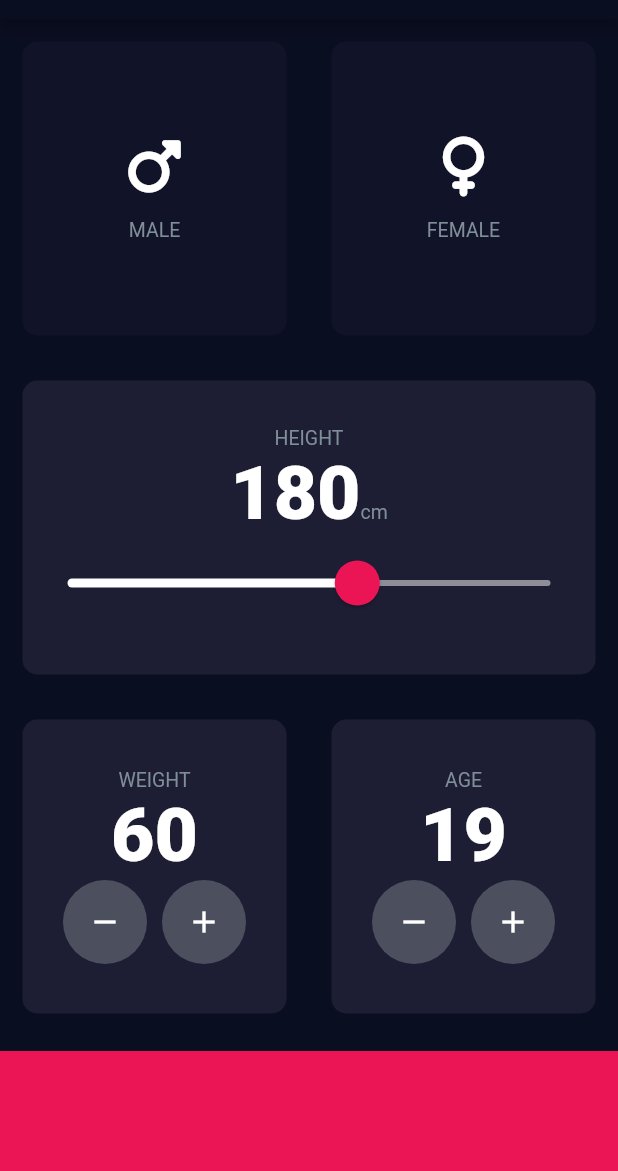
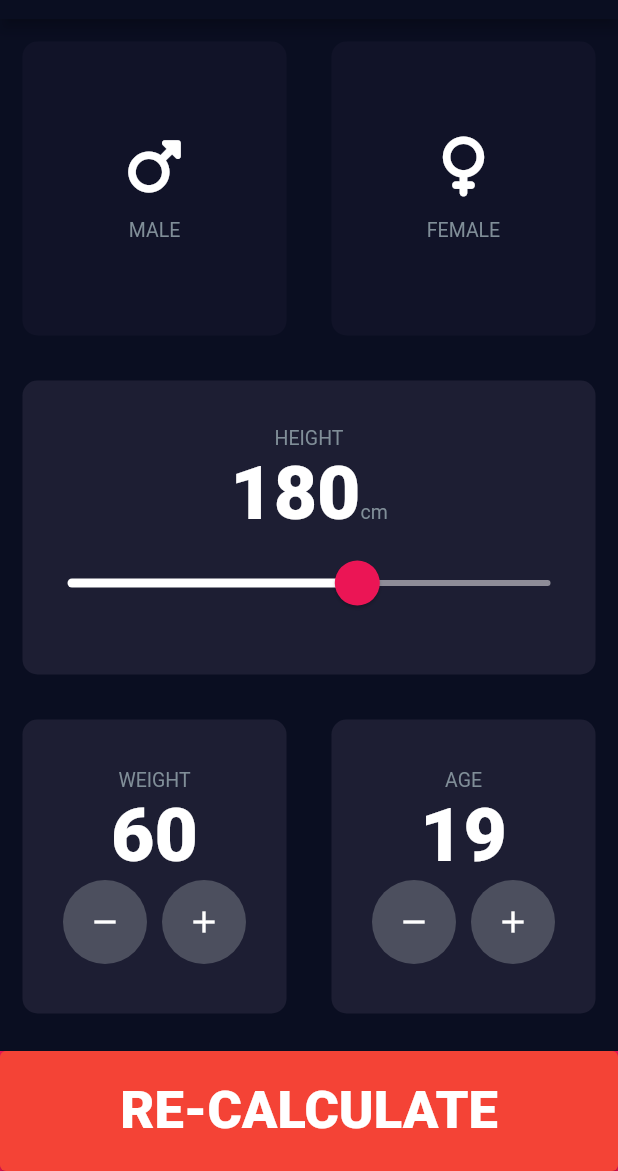
Before and after one commit to Archanciel/Flutter_Angela_course, a Flutter app: the screen it shows after launch, after a tap on the "remove" icon, after a tap on the "add" icon, after a tap on "RESULT", on a phone screen of 412 x 824 dp, the part 65-1236 px from its top. Run offline on Flutter 3.47's test engine with Material 2 defaults, Android fonts, the phone set to English and light mode, and no system bars; our stand-ins replace font_awesome_flutter, rflutter_alert.

Commit message:
now challenge should be ok

```diff
--- a/bmi_calculator_flutter/lib/screens/input_page.dart
+++ b/bmi_calculator_flutter/lib/screens/input_page.dart
@@ -161,7 +161,7 @@ class _InputPageState extends State<InputPage> {
               ),
               child: const Text(
                 'RESULT',
-                style: kNumberTextStyle,
+                style: kButtonTextStyle,
               ),
               onPressed: () {
                 Navigator.pushNamed(context, '/screenResult');
--- a/bmi_calculator_flutter/lib/screens/screen_result.dart
+++ b/bmi_calculator_flutter/lib/screens/screen_result.dart
@@ -155,6 +155,18 @@ class _ScreenResultState extends State<ScreenResult> {
             margin: EdgeInsets.only(top: 10),
             width: double.infinity,
             height: kBottomContainerHeight,
+            child: ElevatedButton(
+              style: ButtonStyle(
+                backgroundColor: MaterialStateProperty.all(Colors.red),
+              ),
+              child: const Text(
+                'RE-CALCULATE',
+                style: kButtonTextStyle,
+              ),
+              onPressed: () {
+                Navigator.pop(context);
+              },
+            ),
           )
         ],
       ),
--- a/bmi_calculator_flutter/lib/widgets/constants.dart
+++ b/bmi_calculator_flutter/lib/widgets/constants.dart
@@ -22,3 +22,8 @@ const kNumberTextStyle = TextStyle(
   fontSize: 50,
   fontWeight: FontWeight.w900,
 );
+const kButtonTextStyle = TextStyle(
+  color: Colors.white,
+  fontSize: 35,
+  fontWeight: FontWeight.w900,
+);
```
